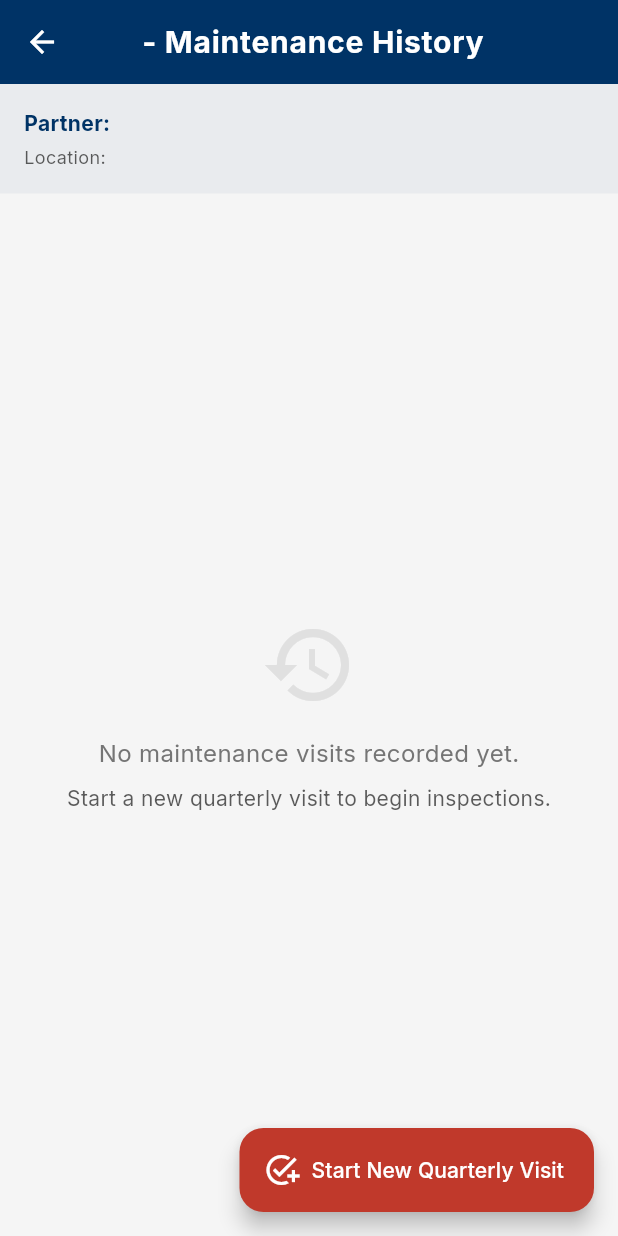
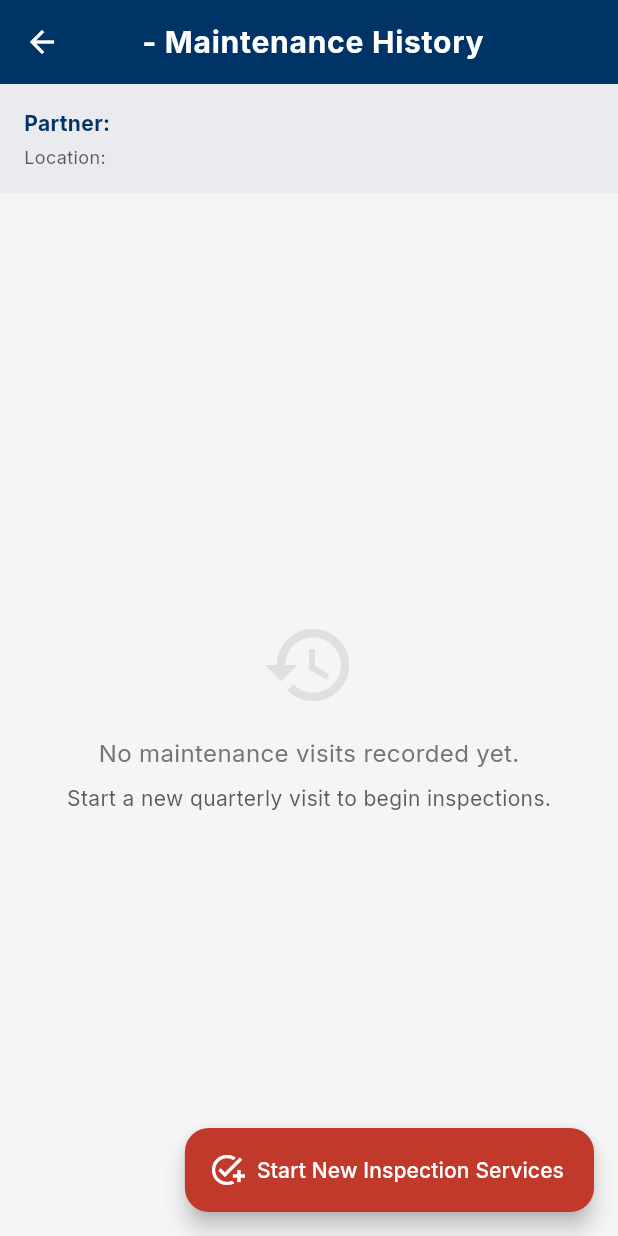
Before and after one commit to nrkumarsg/celron-pmr, a Flutter app: the VisitListScreen screen opened directly with empty values, on a phone screen of 412 x 824 dp. Run offline on Flutter 3.47's test engine with Material 3 defaults, Android fonts, the phone set to English and light mode, and no system bars; our stand-ins replace cloud_firestore, file_picker, firebase_core, firebase_storage, flutter_dotenv, get_it and 7 more; accounts and stored records are empty.

Commit message:
style: rename visit button to Start New Inspection Services

```diff
--- a/lib/screens/visit_list_screen.dart
+++ b/lib/screens/visit_list_screen.dart
@@ -58,7 +58,7 @@ class _VisitListScreenState extends State<VisitListScreen> {
       ),
       floatingActionButton: FloatingActionButton.extended(
         onPressed: () => _showAddVisitDialog(),
-        label: const Text('Start New Quarterly Visit'),
+        label: const Text('Start New Inspection Services'),
         icon: const Icon(Icons.add_task),
         backgroundColor: const Color(0xFFC0392B),
         foregroundColor: Colors.white,
```
